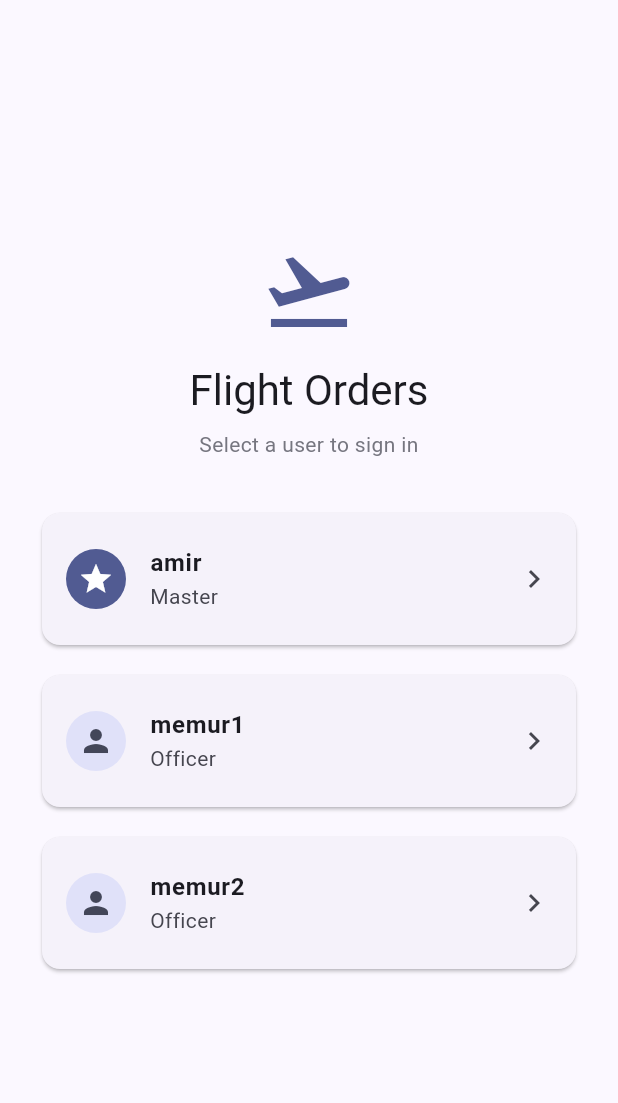
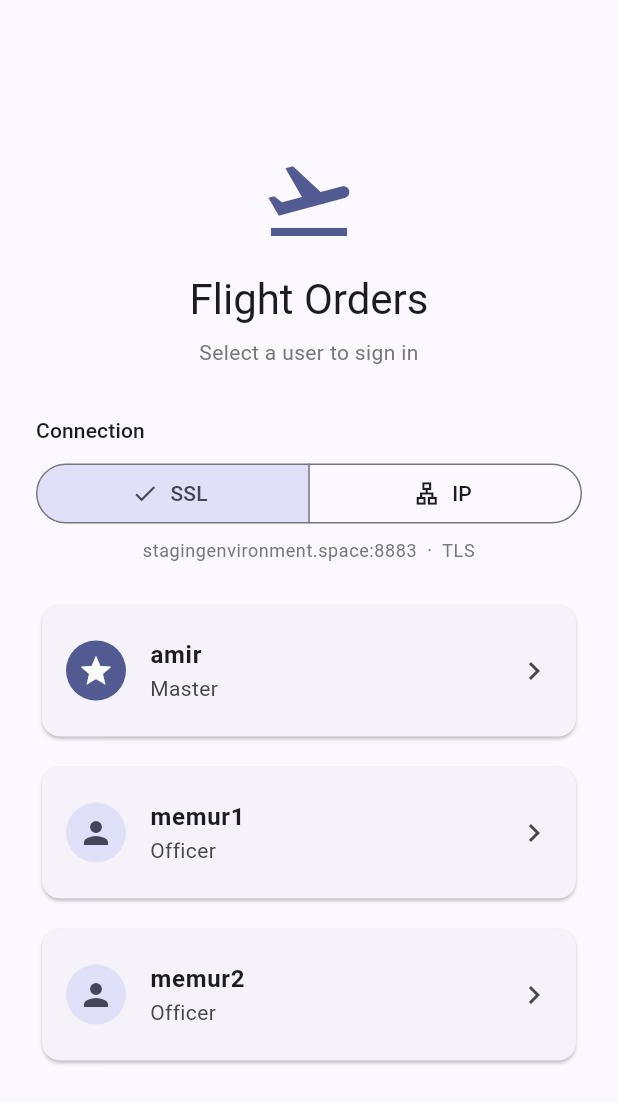
Before and after one commit to gurkanucar/mqtt_com_example_flutter, a Flutter app: the screen it shows after launch, on a phone screen of 412 x 824 dp. Shown: the top 1103 px of the screen. Run offline on Flutter 3.47's test engine with Material 3 defaults, Android fonts, the phone set to English and light mode, and no system bars; our stand-ins replace flutter_riverpod; missing offline and left inert: mqtt_client.

Commit message:
add https support

```diff
--- /dev/null
+++ b/lib/core/mqtt/mqtt_mode_provider.dart
@@ -0,0 +1,20 @@
+import 'package:flutter_riverpod/flutter_riverpod.dart';
+
+import 'mqtt_service.dart';
+
+/// The broker endpoint the user picked on the login screen: SSL via the
+/// subdomain, or a plain connection to the raw IP.
+///
+/// The orders controller `watch`es this, so flipping it tears down the old
+/// connection and reconnects against the new endpoint.
+class MqttModeNotifier extends Notifier<MqttConnectionMode> {
+  @override
+  MqttConnectionMode build() => MqttConnectionMode.ssl;
+
+  void set(MqttConnectionMode mode) => state = mode;
+}
+
+final mqttModeProvider =
+    NotifierProvider<MqttModeNotifier, MqttConnectionMode>(
+  MqttModeNotifier.new,
+);
--- a/lib/core/mqtt/mqtt_service.dart
+++ b/lib/core/mqtt/mqtt_service.dart
@@ -29,14 +29,58 @@ class MqttWill {
 ///
 /// It carries no app semantics — the orders controller decides which topics to
 /// use for state, requests, and presence.
+/// Which broker endpoint to dial.
+enum MqttConnectionMode { ssl, ip }
+
+/// A broker endpoint: where to connect and whether to wrap it in TLS.
+///
+/// Two presets matching the staging server:
+/// - [ssl]: `stagingenvironment.space:8883` — nginx terminates TLS and forwards
+///   to the broker. Encrypted, cert-validated against the system trust store.
+/// - [ip]: `173.249.32.141:1883` — straight to mosquitto, no encryption.
+class MqttEndpoint {
+  const MqttEndpoint({
+    required this.mode,
+    required this.host,
+    required this.port,
+    required this.secure,
+  });
+
+  final MqttConnectionMode mode;
+  final String host;
+  final int port;
+  final bool secure;
+
+  static const ssl = MqttEndpoint(
+    mode: MqttConnectionMode.ssl,
+    host: 'stagingenvironment.space',
+    port: 8883,
+    secure: true,
+  );
+
+  static const ip = MqttEndpoint(
+    mode: MqttConnectionMode.ip,
+    host: '173.249.32.141',
+    port: 1883,
+    secure: false,
+  );
+
+  static MqttEndpoint of(MqttConnectionMode mode) =>
+      mode == MqttConnectionMode.ssl ? ssl : ip;
+
+  String get title => mode == MqttConnectionMode.ssl ? 'SSL' : 'Plain IP';
+  String get summary => '$host:$port${secure ? '  ·  TLS' : ''}';
+}
+
 class MqttService {
-  MqttService({required this.clientLabel});
+  MqttService({required this.clientLabel, this.endpoint = MqttEndpoint.ssl});
 
   /// Used to build a unique, human-readable client id (e.g. the user id).
   final String clientLabel;
 
-  static const String host = '173.249.32.141';
-  static const int port = 1883;
+  /// Where to connect and whether to use TLS.
+  final MqttEndpoint endpoint;
+
   static const String username = 'app';
   static const String password = 'changeme';
 
@@ -69,7 +113,10 @@ class MqttService {
       if (will.retain) connectMessage.withWillRetain();
     }
 
-    _client = MqttServerClient.withPort(host, clientId, port)
+    _client = MqttServerClient.withPort(endpoint.host, clientId, endpoint.port)
+      // TLS for the SSL endpoint; the default SecurityContext validates the
+      // Let's Encrypt cert against the platform trust store.
+      ..secure = endpoint.secure
       ..keepAlivePeriod = 30
       ..autoReconnect = true
       ..resubscribeOnAutoReconnect = true
--- a/lib/features/auth/presentation/login_page.dart
+++ b/lib/features/auth/presentation/login_page.dart
@@ -1,6 +1,8 @@
 import 'package:flutter/material.dart';
 import 'package:flutter_riverpod/flutter_riverpod.dart';
 
+import '../../../core/mqtt/mqtt_mode_provider.dart';
+import '../../../core/mqtt/mqtt_service.dart';
 import '../../orders/presentation/orders_page.dart';
 import '../application/session.dart';
 import '../domain/app_user.dart';
@@ -33,6 +35,8 @@ class LoginPage extends StatelessWidget {
                     style: theme.textTheme.bodyMedium
                         ?.copyWith(color: theme.colorScheme.outline)),
                 const SizedBox(height: 32),
+                const _ConnectionModeSelector(),
+                const SizedBox(height: 24),
                 for (final user in kUsers) ...[
                   _UserCard(user: user),
                   const SizedBox(height: 12),
@@ -42,6 +46,51 @@ class LoginPage extends StatelessWidget {
           ),
         ),
       ),
+    );
+  }
+}
+
+/// Lets the user choose how to reach the broker before signing in:
+/// SSL via the subdomain, or a plain connection to the raw IP.
+class _ConnectionModeSelector extends ConsumerWidget {
+  const _ConnectionModeSelector();
+
+  @override
+  Widget build(BuildContext context, WidgetRef ref) {
+    final theme = Theme.of(context);
+    final mode = ref.watch(mqttModeProvider);
+    final endpoint = MqttEndpoint.of(mode);
+
+    return Column(
+      crossAxisAlignment: CrossAxisAlignment.stretch,
+      children: [
+        Text('Connection', style: theme.textTheme.labelLarge),
+        const SizedBox(height: 8),
+        SegmentedButton<MqttConnectionMode>(
+          segments: const [
+            ButtonSegment(
+              value: MqttConnectionMode.ssl,
+              label: Text('SSL'),
+              icon: Icon(Icons.lock_outline),
+            ),
+            ButtonSegment(
+              value: MqttConnectionMode.ip,
+              label: Text('IP'),
+              icon: Icon(Icons.lan_outlined),
+            ),
+          ],
+          selected: {mode},
+          onSelectionChanged: (selection) =>
+              ref.read(mqttModeProvider.notifier).set(selection.first),
+        ),
+        const SizedBox(height: 6),
+        Text(
+          endpoint.summary,
+          textAlign: TextAlign.center,
+          style: theme.textTheme.bodySmall
+              ?.copyWith(color: theme.colorScheme.outline),
+        ),
+      ],
     );
   }
 }
--- a/lib/features/orders/application/orders_controller.dart
+++ b/lib/features/orders/application/orders_controller.dart
@@ -3,6 +3,7 @@ import 'dart:convert';
 import 'package:flutter_riverpod/flutter_riverpod.dart';
 import 'package:mqtt_client/mqtt_client.dart';
 
+import '../../../core/mqtt/mqtt_mode_provider.dart';
 import '../../../core/mqtt/mqtt_service.dart';
 import '../../auth/application/session.dart';
 import '../domain/order_state.dart';
@@ -86,11 +87,15 @@ class OrdersController extends Notifier<OrdersUiState> {
     final user = ref.watch(sessionProvider);
     if (user == null) return OrdersUiState.initial();
 
+    // Re-runs build() (and thus reconnects) whenever the user flips SSL ⇄ IP.
+    final mode = ref.watch(mqttModeProvider);
+
     _userId = user.id;
     _isMaster = user.isMaster;
     _bootstrapped = false;
 
-    final mqtt = MqttService(clientLabel: _userId);
+    final mqtt =
+        MqttService(clientLabel: _userId, endpoint: MqttEndpoint.of(mode));
     _mqtt = mqtt;
     mqtt.messages.listen(_onMessage);
     mqtt.statusStream.listen((s) => state = state.copyWith(status: s));
```
Also changed, not shown: 5 other files.
